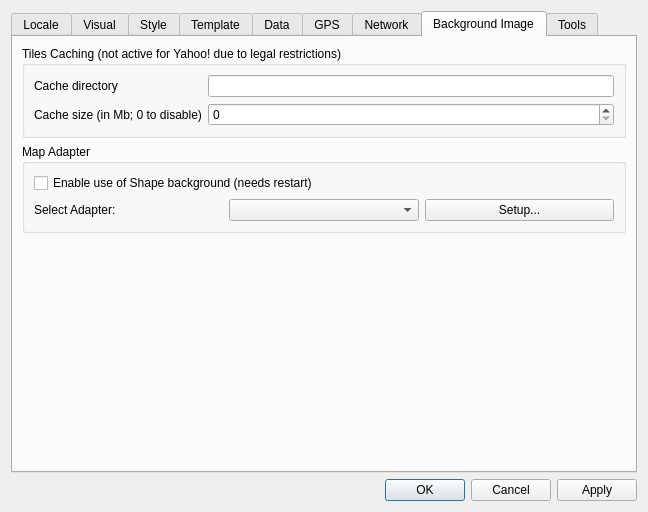
Above: Preferences/PreferencesDialog.ui from openstreetmap/merkaartor before the change. Below: the same form after it.
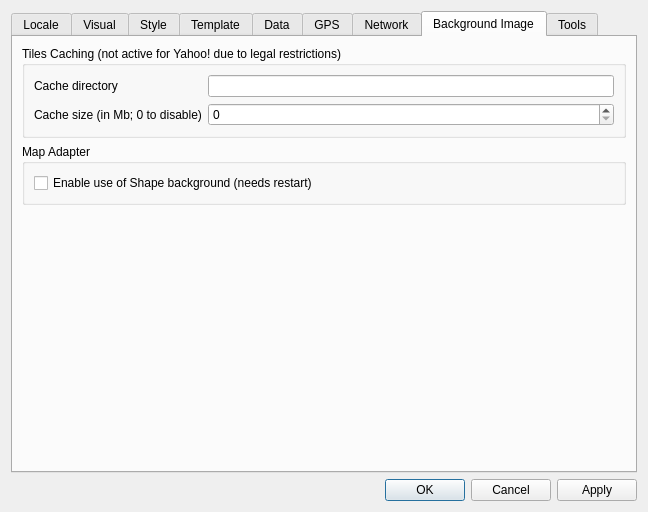
That is the form after the change. The open tabs and pages were chosen to show the change.

Diff of the .ui file:
```diff
--- a/Preferences/PreferencesDialog.ui
+++ b/Preferences/PreferencesDialog.ui
@@ -981,36 +981,6 @@
               </property>
              </widget>
             </item>
-            <item>
-             <layout class="QHBoxLayout" name="horizontalLayout_8">
-              <item>
-               <widget class="QLabel" name="label_4">
-                <property name="maximumSize">
-                 <size>
-                  <width>16777215</width>
-                  <height>16777215</height>
-                 </size>
-                </property>
-                <property name="text">
-                 <string>Select Adapter:</string>
-                </property>
-                <property name="buddy">
-                 <cstring>cbMapAdapter</cstring>
-                </property>
-               </widget>
-              </item>
-              <item>
-               <widget class="QComboBox" name="cbMapAdapter"/>
-              </item>
-              <item>
-               <widget class="QPushButton" name="btAdapterSetup">
-                <property name="text">
-                 <string>Setup...</string>
-                </property>
-               </widget>
-              </item>
-             </layout>
-            </item>
            </layout>
           </widget>
          </item>
```
Left out of the diff: 711 changed lines with no effect on the pictures.
